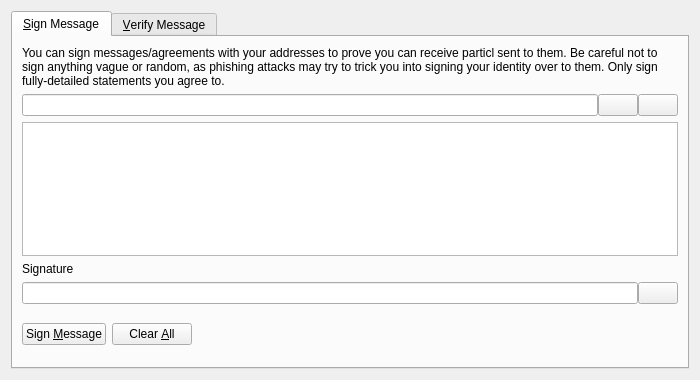
Old version of the form src/qt/forms/signverifymessagedialog.ui in the repository ghost-coin/ghost-legacy.
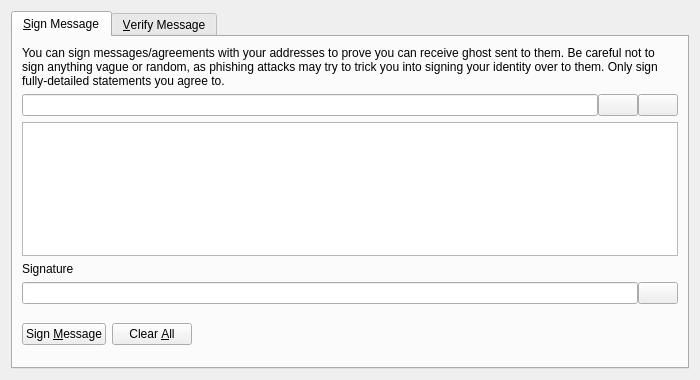
New version of the form. Icons and pictures are not drawn. Custom widgets are drawn as their Qt base class.

Commit message:
Various replacements from particl to ghost (#33)
* Various replacements from particl to ghost

* More particl to ghost changes text wise

* Fix functional test failures due to input type and more renames to ghost

The edit to the form file:
```diff
--- a/src/qt/forms/signverifymessagedialog.ui
+++ b/src/qt/forms/signverifymessagedialog.ui
@@ -30,7 +30,7 @@
        <item>
         <widget class="QLabel" name="infoLabel_SM">
          <property name="text">
-          <string>You can sign messages/agreements with your addresses to prove you can receive particl sent to them. Be careful not to sign anything vague or random, as phishing attacks may try to trick you into signing your identity over to them. Only sign fully-detailed statements you agree to.</string>
+          <string>You can sign messages/agreements with your addresses to prove you can receive ghost sent to them. Be careful not to sign anything vague or random, as phishing attacks may try to trick you into signing your identity over to them. Only sign fully-detailed statements you agree to.</string>
          </property>
          <property name="textFormat">
           <enum>Qt::PlainText</enum>
```
The commit also changes 96 other files.
